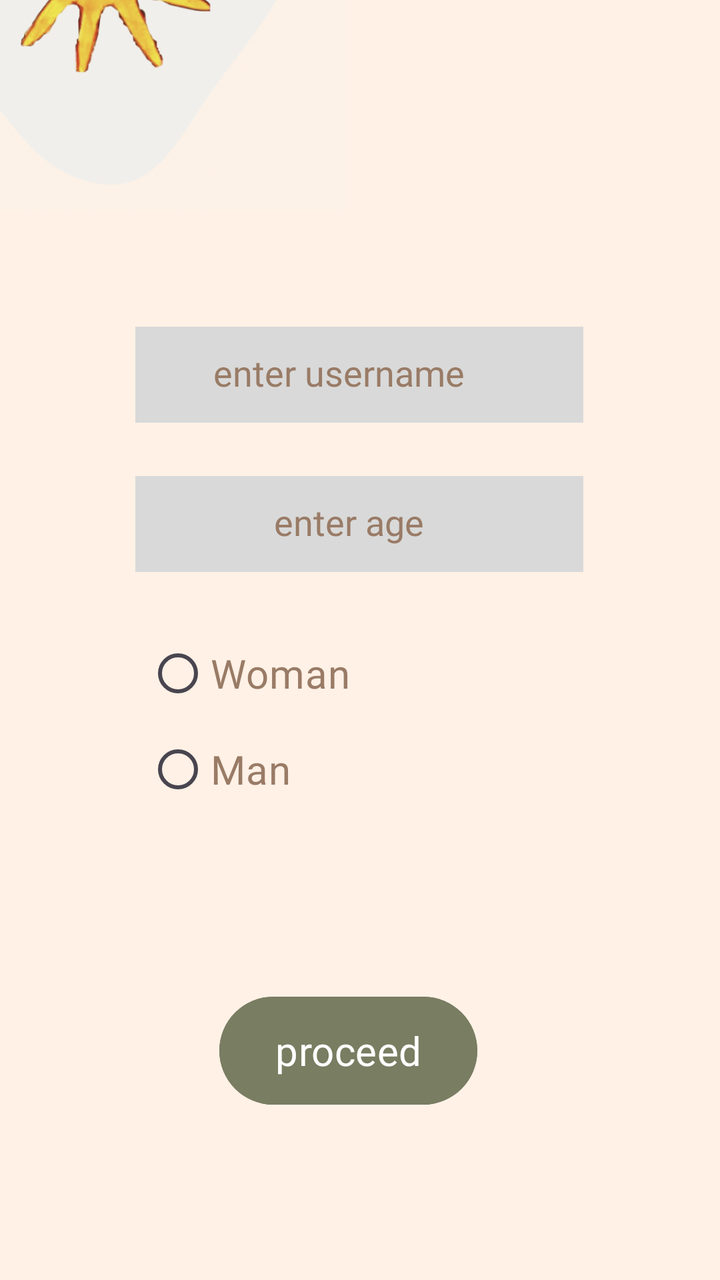
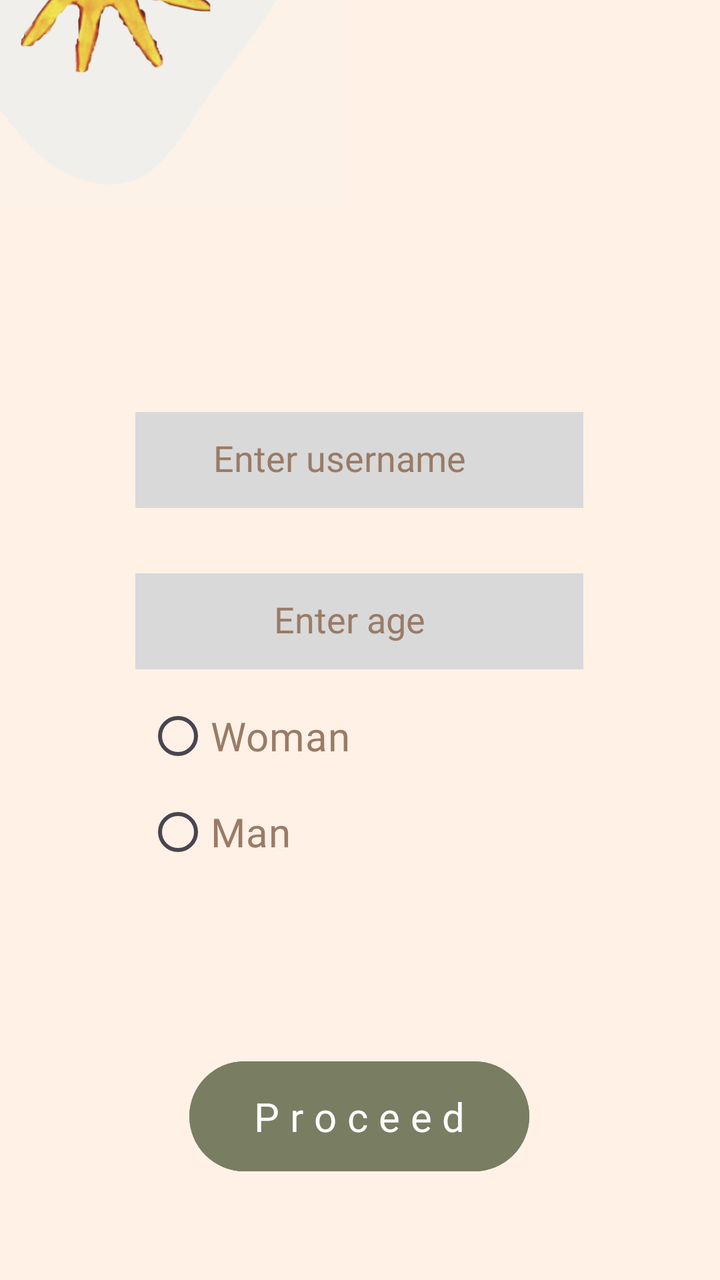

An Android layout rendered at two revisions. The XML below is the earlier revision; the diff shows what the commit changed to produce the second picture.
<!-- AndroidManifest.xml: application theme Theme.Emotify -->
<!-- res/layout/activity_get_user_info.xml -->
<?xml version="1.0" encoding="utf-8"?>
<androidx.constraintlayout.widget.ConstraintLayout xmlns:android="http://schemas.android.com/apk/res/android"
    xmlns:app="http://schemas.android.com/apk/res-auto"
    xmlns:tools="http://schemas.android.com/tools"
    android:id="@+id/main"
    android:layout_width="match_parent"
    android:layout_height="match_parent"
    android:background="#FFF1E6"
    tools:context=".View.getUserInfo">

    <ImageView
        android:id="@+id/imageView24"
        android:layout_width="246dp"
        android:layout_height="259dp"
        android:layout_marginEnd="256dp"
        android:layout_marginBottom="552dp"
        app:layout_constraintBottom_toBottomOf="parent"
        app:layout_constraintEnd_toEndOf="parent"
        app:layout_constraintHorizontal_bias="0.516"
        app:layout_constraintStart_toStartOf="parent"
        app:layout_constraintTop_toTopOf="parent"
        app:layout_constraintVertical_bias="0.875"
        app:srcCompat="@drawable/emotifylogo" />

    <Button
        android:id="@+id/proceedButton"
        android:layout_width="129dp"
        android:layout_height="62dp"
        android:backgroundTint="@color/army"
        android:fontFamily="@font/kaisei_tokumin_medium"
        android:text="proceed"
        android:textColor="@color/white"
        android:textSize="20sp"
        app:layout_constraintBottom_toBottomOf="parent"
        app:layout_constraintEnd_toEndOf="parent"
        app:layout_constraintHorizontal_bias="0.475"
        app:layout_constraintStart_toStartOf="parent"
        app:layout_constraintTop_toTopOf="parent"
        app:layout_constraintVertical_bias="0.855" />

    <EditText
        android:id="@+id/enterUsername"
        android:layout_width="224dp"
        android:layout_height="48dp"
        android:background="@color/lightblue"
        android:ems="10"
        android:fontFamily="@font/kaisei_tokumin_medium"
        android:hint="         enter username"
        android:includeFontPadding="false"
        android:inputType="textEmailAddress"
        android:textColorHint="@color/lightbrowwn"
        app:layout_constraintBottom_toBottomOf="parent"
        app:layout_constraintEnd_toEndOf="parent"
        app:layout_constraintHorizontal_bias="0.497"
        app:layout_constraintStart_toStartOf="parent"
        app:layout_constraintTop_toTopOf="parent"
        app:layout_constraintVertical_bias="0.276" />

    <EditText
        android:id="@+id/enterAge"
        android:layout_width="224dp"
        android:layout_height="48dp"
        android:background="@color/lightblue"
        android:ems="10"
        android:fontFamily="@font/kaisei_tokumin_medium"
        android:hint="                enter age"
        android:includeFontPadding="false"
        android:inputType="textEmailAddress"
        android:textColorHint="@color/lightbrowwn"
        app:layout_constraintBottom_toBottomOf="parent"
        app:layout_constraintEnd_toEndOf="parent"
        app:layout_constraintHorizontal_bias="0.497"
        app:layout_constraintStart_toStartOf="parent"
        app:layout_constraintTop_toTopOf="parent"
        app:layout_constraintVertical_bias="0.402" />

    <RadioGroup
        android:id="@+id/genderRadioGroup"
        android:layout_width="170dp"
        android:layout_height="177dp"
        app:layout_constraintBottom_toBottomOf="parent"
        app:layout_constraintEnd_toEndOf="parent"
        app:layout_constraintHorizontal_bias="0.385"
        app:layout_constraintStart_toStartOf="parent"
        app:layout_constraintTop_toTopOf="parent"
        app:layout_constraintVertical_bias="0.675">

        <RadioButton
            android:id="@+id/womanRadiobutton"
            android:layout_width="116dp"
            android:layout_height="wrap_content"
            android:fontFamily="@font/kaisei_tokumin_medium"
            android:text="Woman"
            android:textColor="@color/lightbrowwn"
            android:textColorLink="#A8C7D5"
            android:textSize="20sp" />

        <RadioButton
            android:id="@+id/manRadiobutton"
            android:layout_width="98dp"
            android:layout_height="wrap_content"
            android:fontFamily="@font/kaisei_tokumin_medium"
            android:text="Man"
            android:textColor="@color/lightbrowwn"
            android:textSize="20sp" />
    </RadioGroup>

</androidx.constraintlayout.widget.ConstraintLayout>
<!-- resources referenced by this layout -->
<resources>
  <color name="army">#797D62</color>
  <color name="lightblue">#D9D9D9</color>
  <color name="lightbrowwn">#997B66</color>
  <color name="white">#FFFFFFFF</color>
  <!-- drawable emotifylogo: png bitmap (drawable, 228464 bytes) -->
  <style name="Theme.Emotify" parent="Base.Theme.Emotify" />
  <style name="Base.Theme.Emotify" parent="Theme.Material3.DayNight.NoActionBar">
          
          
      </style>
</resources>

<!-- the commit's change to res/layout/activity_get_user_info.xml (unified diff, before → after) -->
@@ -24,19 +24,19 @@
 
     <Button
         android:id="@+id/proceedButton"
-        android:layout_width="129dp"
-        android:layout_height="62dp"
+        android:layout_width="170dp"
+        android:layout_height="63dp"
         android:backgroundTint="@color/army"
         android:fontFamily="@font/kaisei_tokumin_medium"
-        android:text="proceed"
+        android:text="P r o c e e d"
         android:textColor="@color/white"
         android:textSize="20sp"
         app:layout_constraintBottom_toBottomOf="parent"
         app:layout_constraintEnd_toEndOf="parent"
-        app:layout_constraintHorizontal_bias="0.475"
+        app:layout_constraintHorizontal_bias="0.498"
         app:layout_constraintStart_toStartOf="parent"
         app:layout_constraintTop_toTopOf="parent"
-        app:layout_constraintVertical_bias="0.855" />
+        app:layout_constraintVertical_bias="0.913" />
 
     <EditText
         android:id="@+id/enterUsername"
@@ -45,7 +45,7 @@
         android:background="@color/lightblue"
         android:ems="10"
         android:fontFamily="@font/kaisei_tokumin_medium"
-        android:hint="         enter username"
+        android:hint="         Enter username"
         android:includeFontPadding="false"
         android:inputType="textEmailAddress"
         android:textColorHint="@color/lightbrowwn"
@@ -54,7 +54,7 @@
         app:layout_constraintHorizontal_bias="0.497"
         app:layout_constraintStart_toStartOf="parent"
         app:layout_constraintTop_toTopOf="parent"
-        app:layout_constraintVertical_bias="0.276" />
+        app:layout_constraintVertical_bias="0.348" />
 
     <EditText
         android:id="@+id/enterAge"
@@ -63,7 +63,7 @@
         android:background="@color/lightblue"
         android:ems="10"
         android:fontFamily="@font/kaisei_tokumin_medium"
-        android:hint="                enter age"
+        android:hint="                Enter age"
         android:includeFontPadding="false"
         android:inputType="textEmailAddress"
         android:textColorHint="@color/lightbrowwn"
@@ -72,7 +72,7 @@
         app:layout_constraintHorizontal_bias="0.497"
         app:layout_constraintStart_toStartOf="parent"
         app:layout_constraintTop_toTopOf="parent"
-        app:layout_constraintVertical_bias="0.402" />
+        app:layout_constraintVertical_bias="0.484" />
 
     <RadioGroup
         android:id="@+id/genderRadioGroup"
@@ -83,7 +83,7 @@
         app:layout_constraintHorizontal_bias="0.385"
         app:layout_constraintStart_toStartOf="parent"
         app:layout_constraintTop_toTopOf="parent"
-        app:layout_constraintVertical_bias="0.675">
+        app:layout_constraintVertical_bias="0.743">
 
         <RadioButton
             android:id="@+id/womanRadiobutton"
